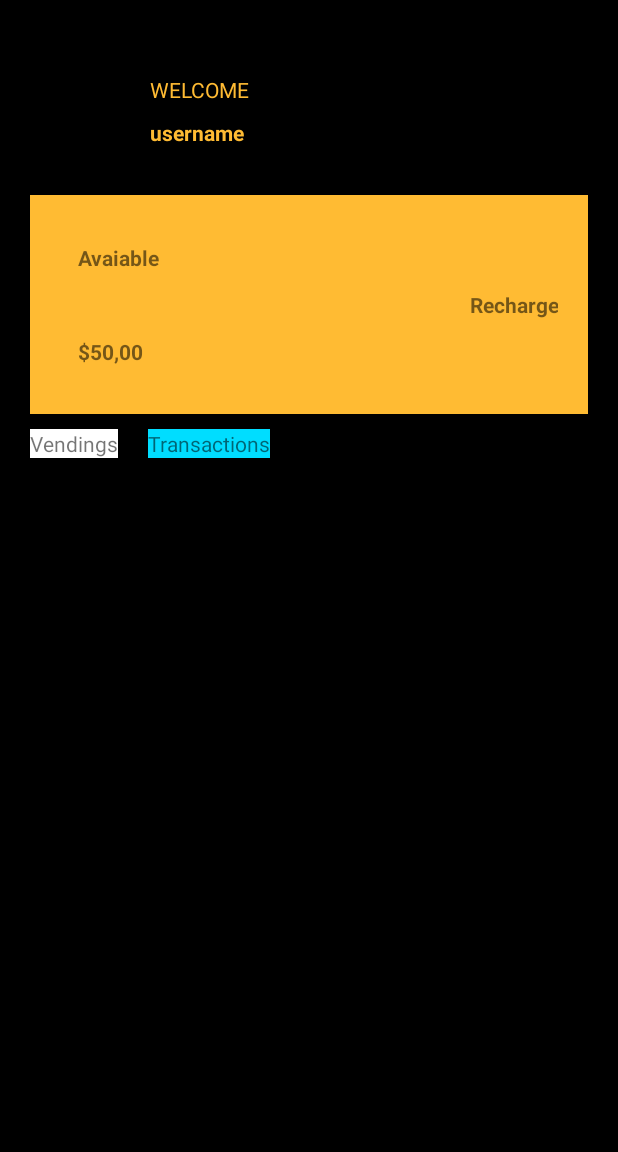
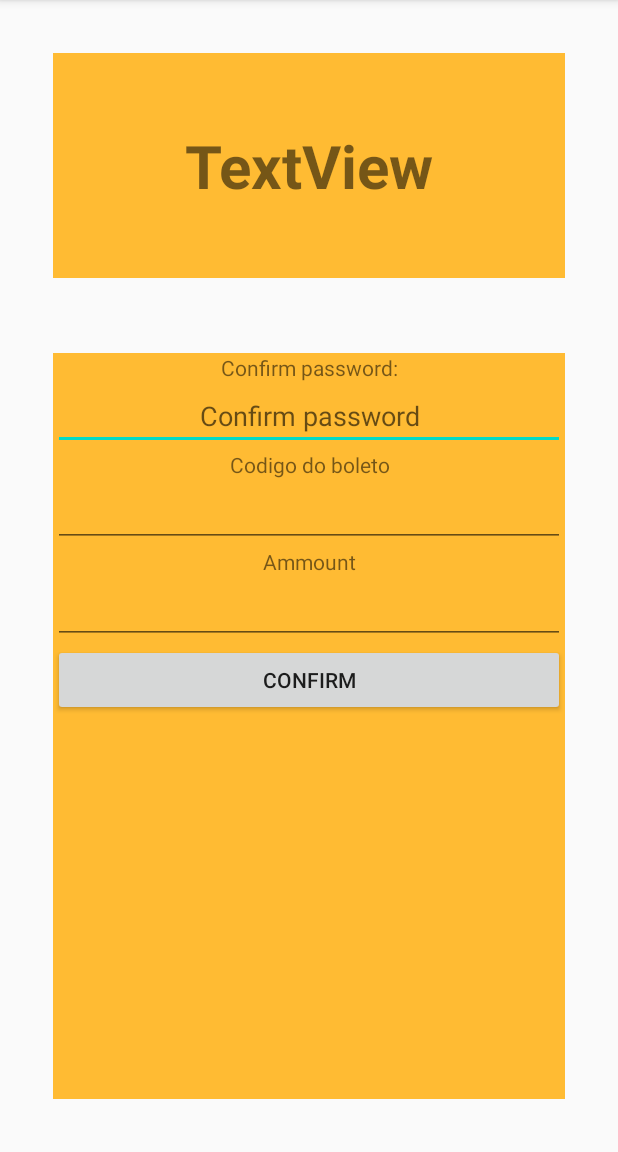
Before and after one commit to ricopomps/TransactionPay, an Android app: the TransactionsActivity screen opened directly, with no data from a screen before it, on a phone screen of 412 x 824 dp, the part 84-1236 px from its top. Run offline under Robolectric (Android 15) with nearby library versions, the light colour scheme and no system bars; 1 statement that could not run was skipped.

Commit message:
Implemented transactions

```diff
--- a/TransactionPay/app/build.gradle
+++ b/TransactionPay/app/build.gradle
@@ -32,5 +32,6 @@ dependencies {
     androidTestImplementation 'androidx.test.espresso:espresso-core:3.2.0'
     implementation 'com.squareup.retrofit2:retrofit:2.3.0'
     implementation 'com.squareup.retrofit2:converter-jackson:2.3.0'
+    implementation "androidx.room:room-runtime:2.2.5"
 
 }
--- a/TransactionPay/app/src/main/java/com/example/transactionpay/TransactionsActivity.java
+++ b/TransactionPay/app/src/main/java/com/example/transactionpay/TransactionsActivity.java
@@ -6,24 +6,127 @@ import android.content.Intent;
 import android.graphics.Color;
 import android.os.Bundle;
 import android.view.View;
+import android.widget.EditText;
 import android.widget.LinearLayout;
+import android.widget.TextView;
+import android.widget.Toast;
+
+import com.example.transactionpay.model.Amount;
+import com.example.transactionpay.model.Boleto;
+import com.example.transactionpay.model.Transaction;
+import com.example.transactionpay.model.Transferencia;
+import com.example.transactionpay.service.RetrofitConfig;
+import com.example.transactionpay.service.SelectionAdapter;
+
+import retrofit2.Call;
+import retrofit2.Callback;
+import retrofit2.Response;
+import retrofit2.http.Body;
+import retrofit2.http.Header;
 
 public class TransactionsActivity extends AppCompatActivity {
-    private LinearLayout mVendingsLayout;
-    private LinearLayout mTransactionLayout;
+    private TextView text1;
+    private TextView text2;
+    private TextView title;
+    private EditText editText1;
+    private Call<Transaction> call;
+    private String selection;
+    private EditText editText2;
+    private EditText confirmPassword;
+    private Intent intent;
 
     @Override
     protected void onCreate(Bundle savedInstanceState) {
         super.onCreate(savedInstanceState);
         setContentView(R.layout.activity_transactions);
-        mVendingsLayout = findViewById(R.id.vendings);
-        mTransactionLayout = findViewById(R.id.transactions);
-        mVendingsLayout.setBackgroundColor(Color.parseColor("#ffffff"));
-        mTransactionLayout.setBackgroundColor(Color.parseColor("#ff00ddff"));
+        text1 = findViewById(R.id.firstTextView);
+        text2 = findViewById(R.id.secondTextView);
+        title = findViewById(R.id.title);
+        editText1 = findViewById(R.id.firstEditText);
+        editText2 = findViewById(R.id.secondEditText);
+        confirmPassword = findViewById(R.id.confirmPassword);
+        Intent intent = getIntent();
+        selection = intent.getStringExtra(SelectionAdapter.EXTRA);
+        switch (selection) {
+            case ("deposit"):
+                title.setText("Deposito");
+                text1.setText("Ammount");
+                editText2.setWidth(1);
+                editText2.setHeight(1);
+                text2.setText(" ");
+                break;
+            case ("transferencia"):
+                title.setText("Transferencia");
+                text1.setText("Type target account");
+
+                break;
+            case ("boleto"):
+                title.setText("Pagar boleto");
+                break;
+            default:
+
+                break;
+        }
+
+
     }
 
-    public void goToVendings(View view){
-        Intent intent = new Intent(TransactionsActivity.this,MainActivity.class);
-        startActivityForResult(intent,MainActivity.REQUESTCODE);
+
+    public void start(View view) {
+        switch (selection) {
+            case ("deposit"):
+                call = new RetrofitConfig().getBankService().deposit(MainActivity.sharedPreferences.getString("userAccount", ""),MainActivity.sharedPreferences.getString("userCpf", ""), confirmPassword.getText().toString(), new Amount(Double.parseDouble(editText1.getText().toString())));
+                call.enqueue(new Callback<Transaction>() {
+                    @Override
+                    public void onResponse(Call<Transaction> call, Response<Transaction> response) {
+
+                    }
+
+                    @Override
+                    public void onFailure(Call<Transaction> call, Throwable t) {
+
+                    }
+                });
+
+                break;
+            case ("transferencia"):
+                text1.setText("Type target account");
+
+
+                call = new RetrofitConfig().getBankService().transfer(MainActivity.sharedPreferences.getString("userCpf", ""), confirmPassword.getText().toString(), new Transferencia(MainActivity.sharedPreferences.getString("userAccount", ""), editText1.getText().toString(), Double.parseDouble(editText2.getText().toString())));
+                call.enqueue(new Callback<Transaction>() {
+                    @Override
+                    public void onResponse(Call<Transaction> call, Response<Transaction> response) {
+                        Toast.makeText(TransactionsActivity.this, "SUcess", Toast.LENGTH_LONG);
+                    }
+
+                    @Override
+                    public void onFailure(Call<Transaction> call, Throwable t) {
+                        Toast.makeText(TransactionsActivity.this, "nope", Toast.LENGTH_LONG);
+                    }
+                });
+                break;
+            case ("boleto"):
+                call = new RetrofitConfig().getBankService().payBoleto(MainActivity.sharedPreferences.getString("userAccount", ""), MainActivity.sharedPreferences.getString("userCpf", ""), confirmPassword.getText().toString(), new Boleto(editText1.getText().toString(), Double.parseDouble(editText2.getText().toString())));
+                call.enqueue(new Callback<Transaction>() {
+                    @Override
+                    public void onResponse(Call<Transaction> call, Response<Transaction> response) {
+
+                    }
+
+                    @Override
+                    public void onFailure(Call<Transaction> call, Throwable t) {
+
+                    }
+                });
+                break;
+            default:
+
+                break;
+        }
+
+
+
     }
+
 }
--- a/TransactionPay/app/src/main/res/layout/activity_main.xml
+++ b/TransactionPay/app/src/main/res/layout/activity_main.xml
@@ -42,6 +42,7 @@
 
     <LinearLayout
         android:id="@+id/balance"
+        android:onClick="trigger"
         android:layout_width="0dp"
         android:layout_height="wrap_content"
         android:layout_marginStart="20dp"
--- a/TransactionPay/app/src/main/res/layout/activity_transactions.xml
+++ b/TransactionPay/app/src/main/res/layout/activity_transactions.xml
@@ -4,121 +4,97 @@
     xmlns:tools="http://schemas.android.com/tools"
     android:layout_width="match_parent"
     android:layout_height="match_parent"
-    android:background="@android:color/black"
+    android:padding="35dp"
     tools:context=".TransactionsActivity">
 
-    <ImageView
-        android:id="@+id/imageView"
-        android:layout_width="50dp"
-        android:layout_height="50dp"
-        android:layout_marginStart="20dp"
-        android:layout_marginTop="50dp"
-        app:layout_constraintStart_toStartOf="parent"
-        app:layout_constraintTop_toTopOf="parent"
-        tools:srcCompat="@tools:sample/avatars" />
-
-    <TextView
-        android:id="@+id/textView3"
-        android:layout_width="wrap_content"
-        android:layout_height="wrap_content"
-        android:layout_marginStart="30dp"
-        android:layout_marginTop="50dp"
-        android:text="WELCOME"
-        android:textColor="@android:color/holo_orange_light"
-        app:layout_constraintStart_toEndOf="@+id/imageView"
-        app:layout_constraintTop_toTopOf="parent" />
-
-    <TextView
-        android:id="@+id/usernameShow"
-        android:layout_width="wrap_content"
-        android:layout_height="wrap_content"
-        android:layout_marginStart="30dp"
-        android:layout_marginTop="9dp"
-        android:text="username"
-        android:textColor="@android:color/holo_orange_light"
-        android:textStyle="bold"
-        app:layout_constraintStart_toEndOf="@+id/imageView"
-        app:layout_constraintTop_toBottomOf="@+id/textView3" />
-
     <LinearLayout
-        android:id="@+id/balance"
-        android:layout_width="0dp"
-        android:layout_height="wrap_content"
-        android:layout_marginStart="20dp"
-        android:layout_marginTop="30dp"
-        android:layout_marginEnd="20dp"
+        android:id="@+id/linearLayout"
+        android:layout_width="match_parent"
+        android:layout_height="150dp"
         android:background="@android:color/holo_orange_light"
         android:orientation="vertical"
-        android:padding="20dp"
+        android:padding="30dp"
         app:layout_constraintEnd_toEndOf="parent"
         app:layout_constraintStart_toStartOf="parent"
-        app:layout_constraintTop_toBottomOf="@+id/imageView">
+        app:layout_constraintTop_toTopOf="parent">
 
         <TextView
-            android:id="@+id/textView5"
-            android:layout_width="wrap_content"
-            android:layout_height="wrap_content"
-            android:padding="12dp"
-            android:text="Avaiable"
+            android:id="@+id/title"
+            android:layout_width="match_parent"
+            android:layout_height="match_parent"
+            android:gravity="center_vertical|center"
+            android:text="TextView"
+            android:textSize="40dp"
             android:textStyle="bold" />
-
-        <TextView
-            android:id="@+id/textView"
-            android:layout_width="match_parent"
-            android:layout_height="wrap_content"
-            android:gravity="right"
-            android:text="Recharge"
-            android:textStyle="bold" />
-
-        <TextView
-            android:id="@+id/avaiableMoney"
-            android:layout_width="wrap_content"
-            android:layout_height="wrap_content"
-            android:padding="12dp"
-            android:text="$50,00"
-            android:textStyle="bold" />
-
-
     </LinearLayout>
 
     <LinearLayout
-        android:id="@+id/vendings"
-        android:layout_width="wrap_content"
-        android:layout_height="wrap_content"
-        android:layout_marginStart="20dp"
-        android:layout_marginTop="10dp"
-        android:background="#ff00ddff"
-        android:onClick="goToVendings"
+        android:layout_width="0dp"
+        android:layout_height="0dp"
+        android:background="@android:color/holo_orange_light"
+        android:layout_marginTop="50dp"
         android:orientation="vertical"
+        app:layout_constraintBottom_toBottomOf="parent"
+        app:layout_constraintEnd_toEndOf="parent"
         app:layout_constraintStart_toStartOf="parent"
-        app:layout_constraintTop_toBottomOf="@+id/balance"
-        tools:layout_editor_absoluteX="1dp"
-        tools:layout_editor_absoluteY="278dp">
+        app:layout_constraintTop_toBottomOf="@+id/linearLayout">
+         <TextView
+             android:layout_width="match_parent"
+             android:layout_height="wrap_content"
+             android:text="Confirm password:"
+             android:gravity="center"
+             >
+         </TextView>
+
+        <EditText
+            android:id="@+id/confirmPassword"
+            android:layout_width="match_parent"
+            android:layout_height="wrap_content"
+            android:gravity="center_vertical|center"
+            android:hint="Confirm password">
+
+        </EditText>
 
         <TextView
+            android:id="@+id/firstTextView"
             android:layout_width="match_parent"
             android:layout_height="wrap_content"
-            android:text="Vendings" />
-    </LinearLayout>
+            android:text="Codigo do boleto"
+            android:gravity="center"
+            >
 
-    <LinearLayout
-        android:id="@+id/transactions"
+        </TextView>
 
-        android:layout_width="wrap_content"
-        android:layout_height="wrap_content"
-        android:layout_marginStart="20dp"
-        android:layout_marginTop="10dp"
-        android:background="#ffffffff"
-        android:orientation="vertical"
-        app:layout_constraintStart_toEndOf="@+id/vendings"
-        app:layout_constraintTop_toBottomOf="@+id/balance"
-        tools:layout_editor_absoluteX="1dp"
-        tools:layout_editor_absoluteY="278dp">
+        <EditText
+            android:id="@+id/firstEditText"
+            android:layout_width="match_parent"
+            android:layout_height="wrap_content">
+
+        </EditText>
 
         <TextView
-
+            android:id="@+id/secondTextView"
             android:layout_width="match_parent"
             android:layout_height="wrap_content"
-            android:text="Transactions" />
+            android:text="Ammount"
+            android:gravity="center"
+            >
+        </TextView>
+        <EditText
+            android:id="@+id/secondEditText"
+            android:layout_width="match_parent"
+            android:layout_height="wrap_content">
+
+        </EditText>
+
+        <Button
+            android:id="@+id/button"
+            android:layout_width="match_parent"
+            android:layout_height="wrap_content"
+            android:layout_gravity="center"
+            android:gravity="center_vertical|center"
+            android:onClick="start"
+            android:text="Confirm" />
+
     </LinearLayout>
 </androidx.constraintlayout.widget.ConstraintLayout>
```
Also changed, not shown: TransactionPay/app/src/main/java/com/example/transactionpay/MainActivity.java (+20 -4 lines), TransactionPay/app/src/main/java/com/example/transactionpay/model/Amount.java (added, +20 -0 lines), TransactionPay/app/src/main/java/com/example/transactionpay/model/Boleto.java (added, +30 -0 lines), TransactionPay/app/src/main/java/com/example/transactionpay/model/Transaction.java (+25 -7 lines), TransactionPay/app/src/main/java/com/example/transactionpay/model/Transferencia.java (added, +40 -0 lines), TransactionPay/app/src/main/java/com/example/transactionpay/model/User.java (+11 -1 lines), TransactionPay/app/src/main/java/com/example/transactionpay/service/BankService.java (+21 -6 lines), TransactionPay/app/src/main/java/com/example/transactionpay/service/SelectionAdapter.java (+15 -13 lines).
